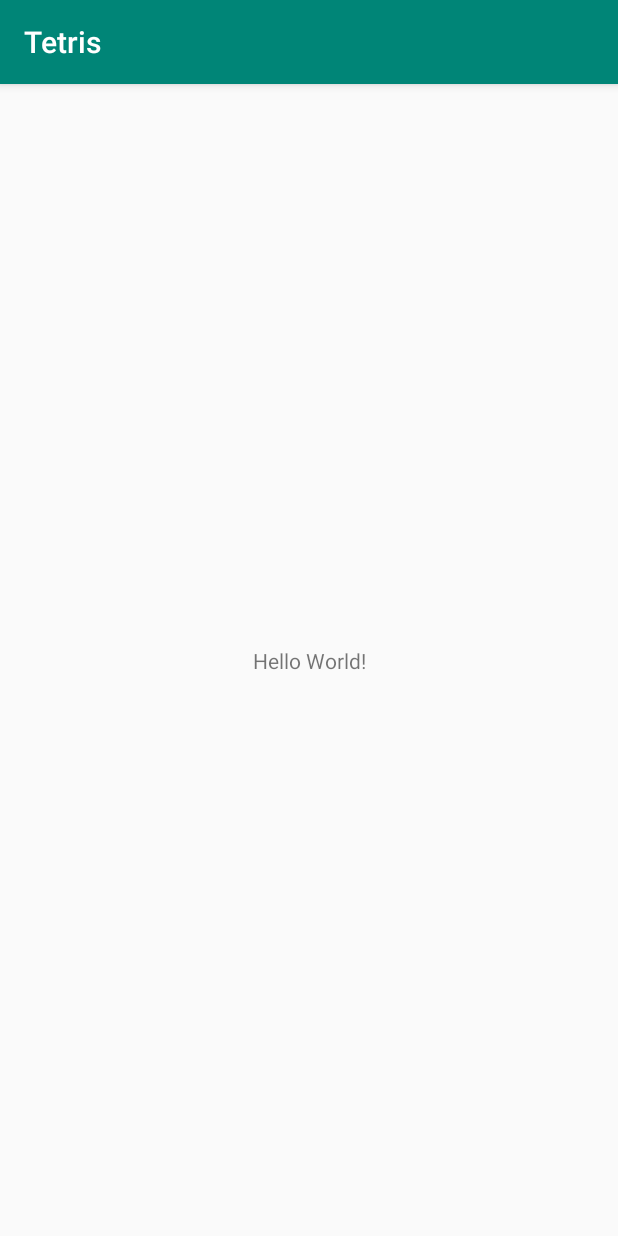
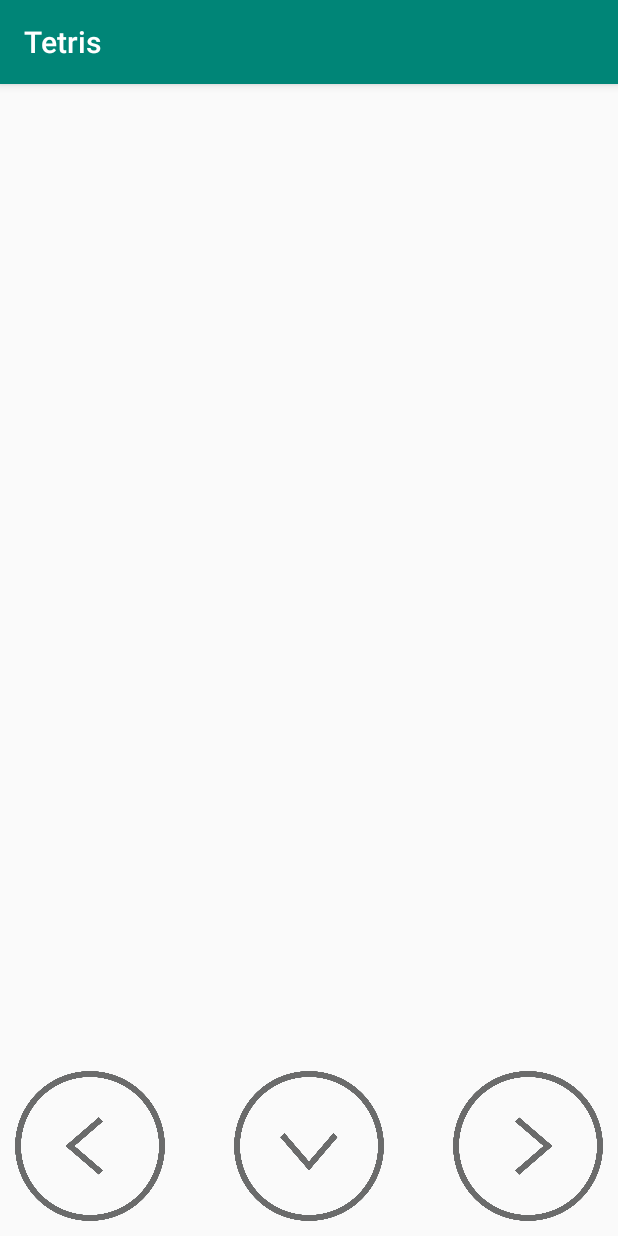
Before and after one commit to FA250/TetrisAndroid, an Android app: the screen it shows after launch (MainActivity), on a phone screen of 412 x 824 dp. Run offline under Robolectric (Android 15) with nearby library versions, the phone set to English and light mode, and no system bars.

Commit message:
Se agregaron imgs y se modifico el layout

```diff
--- a/app/build.gradle
+++ b/app/build.gradle
@@ -25,4 +25,5 @@ dependencies {
     testImplementation 'junit:junit:4.12'
     androidTestImplementation 'com.android.support.test:runner:1.0.2'
     androidTestImplementation 'com.android.support.test.espresso:espresso-core:3.0.2'
+    implementation 'com.android.support:gridlayout-v7:27.1.1'
 }
--- a/app/src/main/res/layout/activity_main.xml
+++ b/app/src/main/res/layout/activity_main.xml
@@ -6,13 +6,57 @@
     android:layout_height="match_parent"
     tools:context=".MainActivity">
 
-    <TextView
-        android:layout_width="wrap_content"
-        android:layout_height="wrap_content"
-        android:text="Hello World!"
+    <android.support.v7.widget.GridLayout
+        android:id="@+id/gridLayout"
+        android:layout_width="395dp"
+        android:layout_height="715dp"
+        android:layout_marginStart="8dp"
+        android:layout_marginEnd="8dp"
+        android:layout_marginBottom="110dp"
+        app:columnCount="10"
         app:layout_constraintBottom_toBottomOf="parent"
-        app:layout_constraintLeft_toLeftOf="parent"
-        app:layout_constraintRight_toRightOf="parent"
-        app:layout_constraintTop_toTopOf="parent" />
+        app:layout_constraintEnd_toEndOf="parent"
+        app:layout_constraintHorizontal_bias="0.0"
+        app:layout_constraintStart_toStartOf="parent"
+        app:rowCount="10">
+
+    </android.support.v7.widget.GridLayout>
+
+    <ImageView
+        android:id="@+id/flechaderecha"
+        android:layout_width="100dp"
+        android:layout_height="100dp"
+        android:alpha="0.6"
+        android:layout_marginEnd="10dp"
+        android:layout_marginBottom="10dp"
+        android:src="@drawable/flechaderecha"
+        app:layout_constraintBottom_toBottomOf="parent"
+        app:layout_constraintEnd_toEndOf="parent" />
+
+    <ImageView
+        android:id="@+id/flechaabajo"
+        android:layout_width="100dp"
+        android:layout_height="100dp"
+        android:alpha="0.6"
+        android:layout_marginStart="10dp"
+        android:layout_marginEnd="10dp"
+        android:layout_marginBottom="10dp"
+        android:src="@drawable/flechaabajo"
+        app:layout_constraintBottom_toBottomOf="parent"
+        app:layout_constraintEnd_toStartOf="@+id/flechaderecha"
+        app:layout_constraintStart_toEndOf="@+id/flechaizquierda" />
+
+    <ImageView
+        android:id="@+id/flechaizquierda"
+        android:layout_width="100dp"
+        android:layout_height="100dp"
+        android:alpha="0.6"
+        android:layout_marginStart="10dp"
+        android:layout_marginBottom="10dp"
+        android:src="@drawable/flechaizquierda"
+        app:layout_constraintBottom_toBottomOf="parent"
+        app:layout_constraintStart_toStartOf="parent"
+        />
+
 
 </android.support.constraint.ConstraintLayout>
--- a/build.gradle
+++ b/build.gradle
@@ -7,7 +7,7 @@ buildscript {
         jcenter()
     }
     dependencies {
-        classpath 'com.android.tools.build:gradle:3.2.1'
+        classpath 'com.android.tools.build:gradle:3.3.2'
 
 
         // NOTE: Do not place your application dependencies here; they belong
```
Also changed, not shown: app/src/main/res/drawable/cuadroazul.png (added), app/src/main/res/drawable/flechaabajo.png (added), app/src/main/res/drawable/flechaderecha.png (added), app/src/main/res/drawable/flechaizquierda.png (added), gradle/wrapper/gradle-wrapper.properties.
